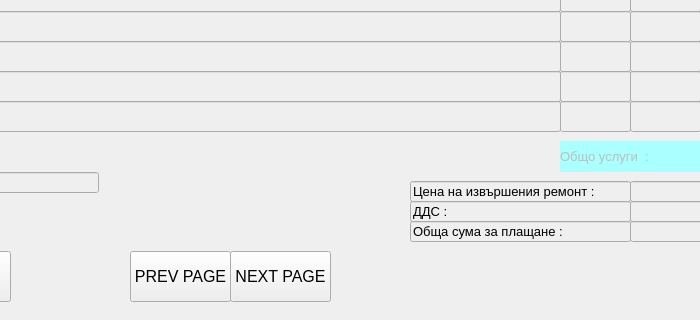
First picture: the form in printformat.ui, repository JohnnyBrawo/CarServ, before the edit; both pictures show x 150 to 850 and y 639 to 959 of the 1094 by 959 pixel window.
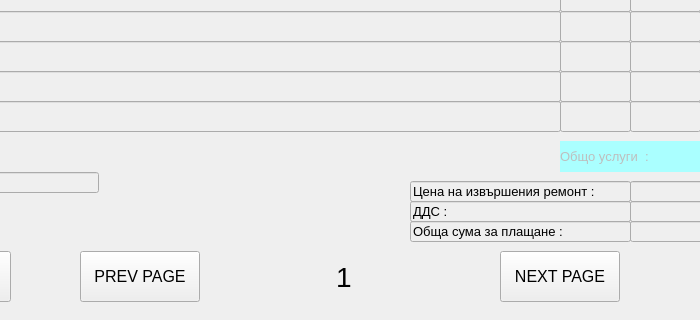
Second picture: the form after the edit.

Commit message: Change Print View according to Pages. Watch for UnCleared vectors !!

Patch:
```diff
--- a/printformat.ui
+++ b/printformat.ui
@@ -2710,9 +2710,9 @@
   <widget class="QPushButton" name="B_NextPage">
    <property name="geometry">
     <rect>
-     <x>380</x>
+     <x>650</x>
      <y>890</y>
-     <width>101</width>
+     <width>120</width>
      <height>51</height>
     </rect>
    </property>
@@ -2728,9 +2728,9 @@
   <widget class="QPushButton" name="B_NextPage_2">
    <property name="geometry">
     <rect>
-     <x>280</x>
+     <x>230</x>
      <y>890</y>
-     <width>101</width>
+     <width>120</width>
      <height>51</height>
     </rect>
    </property>
@@ -2743,6 +2743,24 @@
     <string>PREV PAGE</string>
    </property>
   </widget>
+  <widget class="QLabel" name="L_PageNumber">
+   <property name="geometry">
+    <rect>
+     <x>486</x>
+     <y>900</y>
+     <width>21</width>
+     <height>31</height>
+    </rect>
+   </property>
+   <property name="font">
+    <font>
+     <pointsize>21</pointsize>
+    </font>
+   </property>
+   <property name="text">
+    <string>1</string>
+   </property>
+  </widget>
  </widget>
  <resources/>
  <connections/>
```
Left out of the diff: 6 changed lines with no effect on the pictures. The commit also changes 3 other files.
